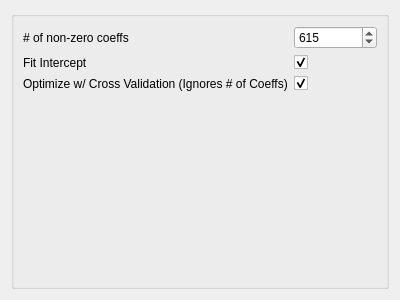
Before: the Qt Designer form point_spectra_gui/ui/UI Files/UI_OMP.ui in tisaconundrum2/PySAT-GUI, drawn with Qt 5.
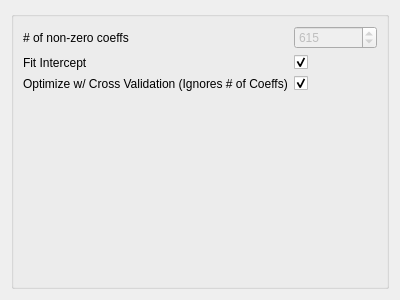
After: the same form once the commit is applied.

Commit message:
Adding setDisable() to buttons and widgets
disable buttons and widgets that aren't a part of CV

Diff of the .ui file:
```diff
--- a/point_spectra_gui/ui/UI Files/UI_OMP.ui
+++ b/point_spectra_gui/ui/UI Files/UI_OMP.ui
@@ -29,6 +29,9 @@
       </item>
       <item row="0" column="1">
        <widget class="QSpinBox" name="numOfNonZeroCoeffsSpinBox">
+        <property name="enabled">
+         <bool>false</bool>
+        </property>
         <property name="maximum">
          <number>999999999</number>
         </property>
```
Left out of the diff: 19 changed lines with no effect on the pictures. The commit also changes 3 other files.
